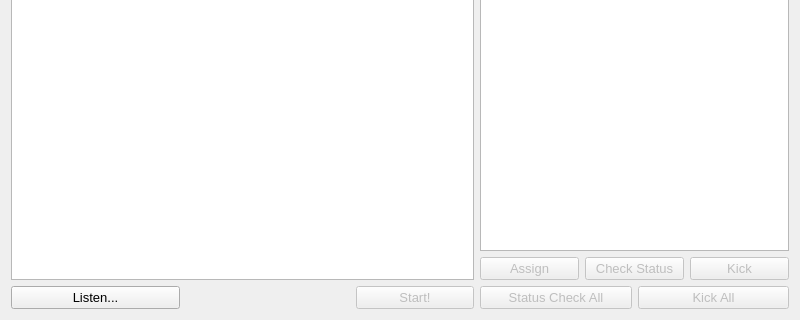
Above: owner/ui/mainwindow.ui from gear54rus/python-cluster before the change; both pictures show x 0 to 800 and y 280 to 600 of the 800 by 600 pixel window. Below: the same form after it.
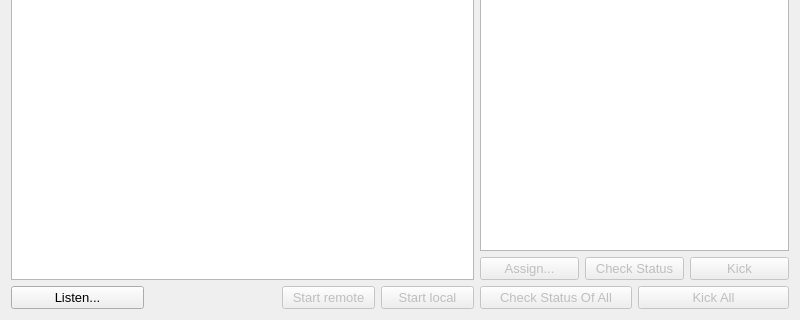
That is the form after the change.

Diff of the .ui file:
```diff
--- a/owner/ui/mainwindow.ui
+++ b/owner/ui/mainwindow.ui
@@ -65,7 +65,7 @@
        </widget>
       </item>
       <item>
-       <layout class="QHBoxLayout" name="horizontalLayout_3" stretch="10,10,7">
+       <layout class="QHBoxLayout" name="horizontalLayout_3" stretch="10,10,7,7">
         <item>
          <widget class="QPushButton" name="buttonListen">
           <property name="text">
@@ -92,7 +92,17 @@
            <bool>false</bool>
           </property>
           <property name="text">
-           <string>Start!</string>
+           <string>Start remote</string>
+          </property>
+         </widget>
+        </item>
+        <item>
+         <widget class="QPushButton" name="buttonStart_2">
+          <property name="enabled">
+           <bool>false</bool>
+          </property>
+          <property name="text">
+           <string>Start local</string>
           </property>
          </widget>
         </item>
@@ -120,7 +130,7 @@
            <bool>false</bool>
           </property>
           <property name="text">
-           <string>Assign</string>
+           <string>Assign...</string>
           </property>
          </widget>
         </item>
@@ -154,7 +164,7 @@
            <bool>false</bool>
           </property>
           <property name="text">
-           <string>Status Check All</string>
+           <string>Check Status Of All</string>
           </property>
          </widget>
         </item>
```
Left out of the diff: 2 changed lines with no effect on the pictures.
